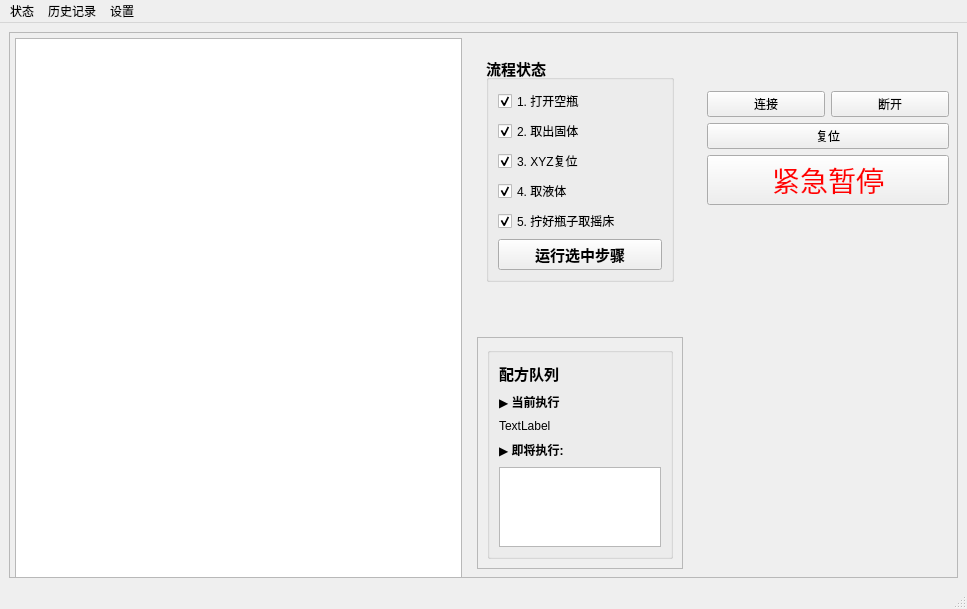
LightningFlashEvE/high-throughput-perovskite-medication-system, file mainwindow.ui: the form before one commit.
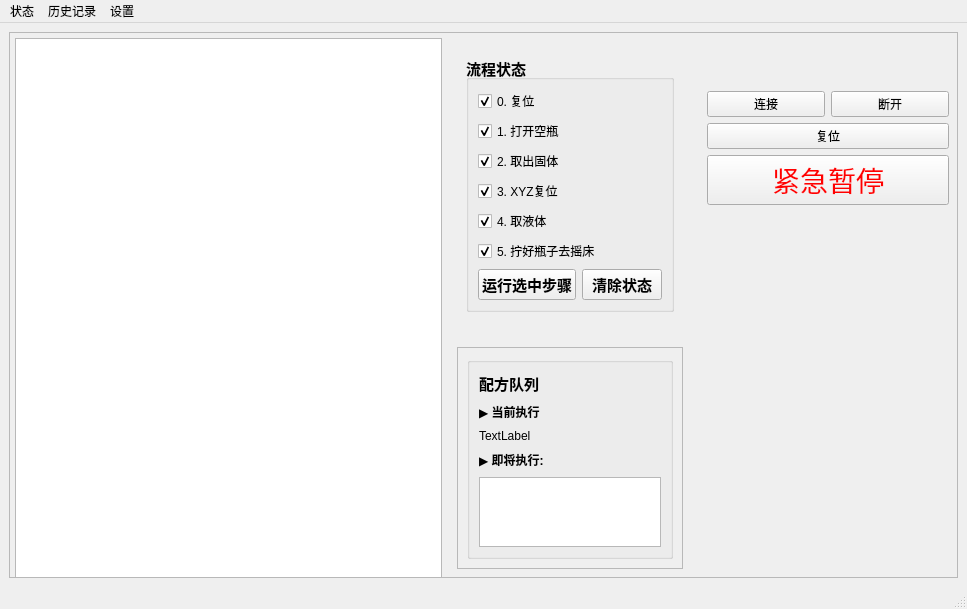
The form after the commit. Icons and pictures are not drawn.

What changed in the file:
```diff
--- a/mainwindow.ui
+++ b/mainwindow.ui
@@ -44,7 +44,7 @@
          <widget class="QWidget" name="widget_m" native="true">
           <layout class="QVBoxLayout" name="verticalLayout_2">
            <item>
-            <layout class="QVBoxLayout" name="verticalLayout" stretch="2,0,2">
+            <layout class="QVBoxLayout" name="verticalLayout" stretch="0,0,2">
              <item>
               <widget class="QWidget" name="widget" native="true">
                <layout class="QVBoxLayout" name="verticalLayout_widget">
@@ -63,6 +63,22 @@
                    <string>流程状态</string>
                   </property>
                   <layout class="QVBoxLayout" name="verticalLayout_8">
+                   <item>
+                    <widget class="QCheckBox" name="m_processCheckBox_reset">
+                     <property name="font">
+                      <font>
+                       <pointsize>9</pointsize>
+                       <bold>false</bold>
+                      </font>
+                     </property>
+                     <property name="text">
+                      <string>0. 复位</string>
+                     </property>
+                     <property name="checked">
+                      <bool>true</bool>
+                     </property>
+                    </widget>
+                   </item>
                    <item>
                     <widget class="QCheckBox" name="m_processCheckBox_takeEmptyBottle">
                      <property name="font">
@@ -136,13 +152,15 @@
                       </font>
                      </property>
                      <property name="text">
-                      <string>5. 拧好瓶子取摇床</string>
+                      <string>5. 拧好瓶子去摇床</string>
                      </property>
                      <property name="checked">
                       <bool>true</bool>
                      </property>
                     </widget>
                    </item>
+                   <item>
+                    <layout class="QHBoxLayout" name="horizontalLayout_processButtons">
                    <item>
                     <widget class="QPushButton" name="m_runSelectedStepsButton">
                      <property name="text">
@@ -150,7 +168,16 @@
                      </property>
                     </widget>
                    </item>
-                  </layout>
+                     <item>
+                      <widget class="QPushButton" name="m_clearProcessStateButton">
+                       <property name="text">
+                        <string>清除状态</string>
+                       </property>
+                      </widget>
+                     </item>
+                    </layout>
+                   </item>
+                  </layout>
                  </widget>
                 </item>
                </layout>
```
Left out of the diff: 2 changed lines with no effect on the pictures. Lines whose indentation alone changed are shown as unchanged.
